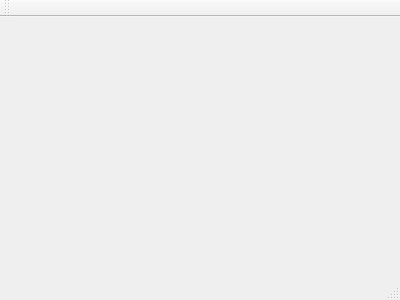
First picture: the form in Matheus Vieira/Receiver/mainwindow.ui, repository Rodrigo-P/Tarefas, before the edit.
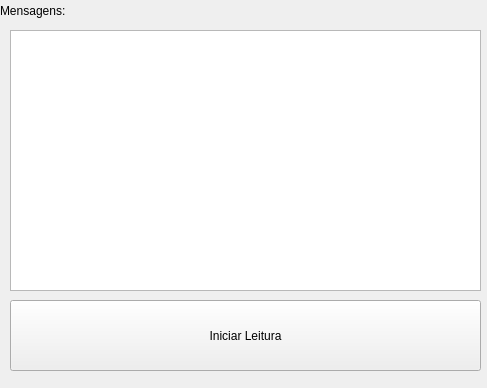
Second picture: the form after the edit.

```diff
--- a/Matheus Vieira/Receiver/mainwindow.ui
+++ b/Matheus Vieira/Receiver/mainwindow.ui
@@ -1,24 +1,67 @@
 <ui version="4.0">
  <class>MainWindow</class>
- <widget class="QMainWindow" name="MainWindow" >
-  <property name="geometry" >
+ <widget class="QMainWindow" name="MainWindow">
+  <property name="geometry">
    <rect>
     <x>0</x>
     <y>0</y>
-    <width>400</width>
-    <height>300</height>
+    <width>487</width>
+    <height>388</height>
    </rect>
   </property>
   <property name="windowTitle" >
    <string>MainWindow</string>
   </property>
-  <widget class="QMenuBar" name="menuBar" />
-  <widget class="QToolBar" name="mainToolBar" />
-  <widget class="QWidget" name="centralWidget" />
-  <widget class="QStatusBar" name="statusBar" />
+  <widget class="QWidget" name="centralWidget">
+   <widget class="QLabel" name="label">
+    <property name="geometry">
+     <rect>
+      <x>0</x>
+      <y>0</y>
+      <width>231</width>
+      <height>21</height>
+     </rect>
+    </property>
+    <property name="text">
+     <string>Mensagens:</string>
+    </property>
+   </widget>
+   <widget class="QListWidget" name="listWidget">
+    <property name="geometry">
+     <rect>
+      <x>10</x>
+      <y>30</y>
+      <width>471</width>
+      <height>261</height>
+     </rect>
+    </property>
+   </widget>
+   <widget class="QPushButton" name="pushButton">
+    <property name="geometry">
+     <rect>
+      <x>10</x>
+      <y>300</y>
+      <width>471</width>
+      <height>71</height>
+     </rect>
+    </property>
+    <property name="text">
+     <string>Iniciar Leitura</string>
+    </property>
+   </widget>
+  </widget>
+  <widget class="QMenuBar" name="menuBar">
+   <property name="geometry">
+    <rect>
+     <x>0</x>
+     <y>0</y>
+     <width>487</width>
+     <height>22</height>
+    </rect>
+   </property>
+  </widget>
  </widget>
- <layoutDefault spacing="6" margin="11" />
- <pixmapfunction></pixmapfunction>
+ <layoutdefault spacing="6" margin="11"/>
  <resources/>
  <connections/>
 </ui>
```
Left out of the diff: 3 changed lines with no effect on the pictures.
